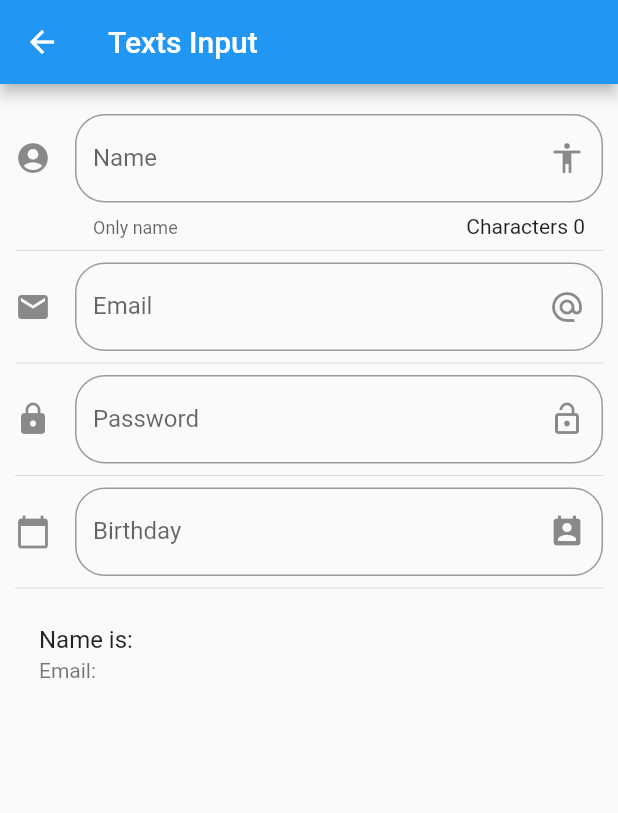
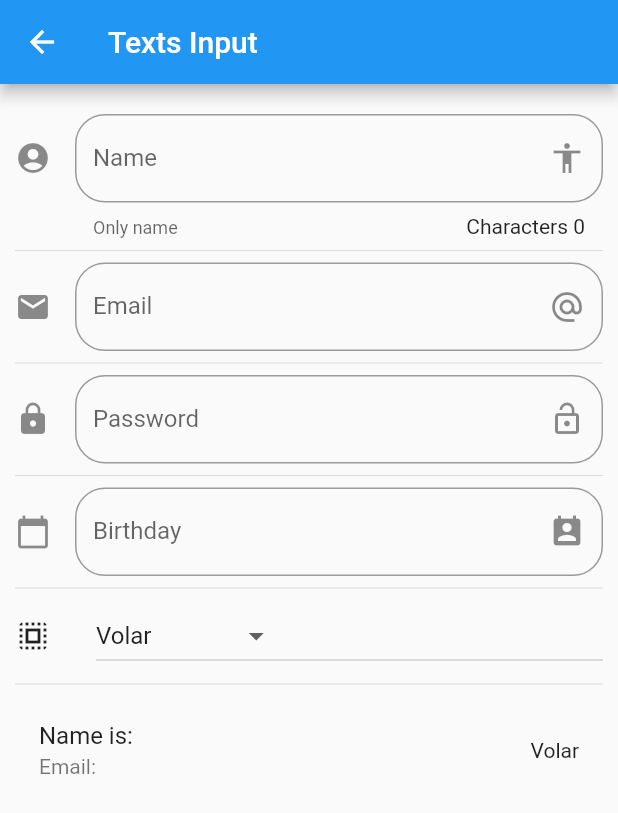
Before and after one commit to svasilovski/components, a Flutter app: the InputPage screen opened by its route, on a phone screen of 412 x 824 dp. Shown: the top 813 px of the screen. Run offline on Flutter 3.47's test engine with Material 2 defaults, Android fonts, the phone set to English and light mode, and no system bars.

Commit message:
Dropdown y DropdownMenuItem

```diff
--- a/lib/src/pages/input_page.dart
+++ b/lib/src/pages/input_page.dart
@@ -9,6 +9,8 @@ class _InputPageState extends State<InputPage> {
   String _name  = '';
   String _email = '';
   String _date  = '';
+  String _selectedOptions = 'Volar';
+  List<String> _powers = ['Volar','Rayos X','Super Aliento','Super Fuerza'];
 
   TextEditingController _inputFieldDateController = new TextEditingController();
 
@@ -28,6 +30,8 @@ class _InputPageState extends State<InputPage> {
           _createPassword(),
           Divider(),
           _createDate(context),
+          Divider(),
+          _createDropdown(),
           Divider(),
           _cratePerson(),
         ],
@@ -132,10 +136,42 @@ class _InputPageState extends State<InputPage> {
     }
   }
 
+  List<DropdownMenuItem<String>> getOptionsDropdown(){
+    List<DropdownMenuItem<String>> list = new List();
+    _powers.forEach((element) {
+      list.add(DropdownMenuItem(
+        child: Text(element),
+        value: element,
+      ));
+    });
+    return list;
+  }
+
+  Widget _createDropdown() {
+    return Row(
+      children: <Widget> [
+        Icon(Icons.select_all),
+        SizedBox(width: 30.0,),
+        Expanded(
+          child: DropdownButton(
+            value: _selectedOptions,
+            items: getOptionsDropdown(),
+            onChanged: (option) {
+              setState(() {
+                _selectedOptions = option;
+              });
+            }
+          ),
+        )
+      ],
+    );
+  }
+
   Widget _cratePerson() {
     return ListTile(
       title: Text('Name is: $_name'),
       subtitle: Text('Email: $_email'),
+      trailing: Text(_selectedOptions),
     );
   }
 }
```
